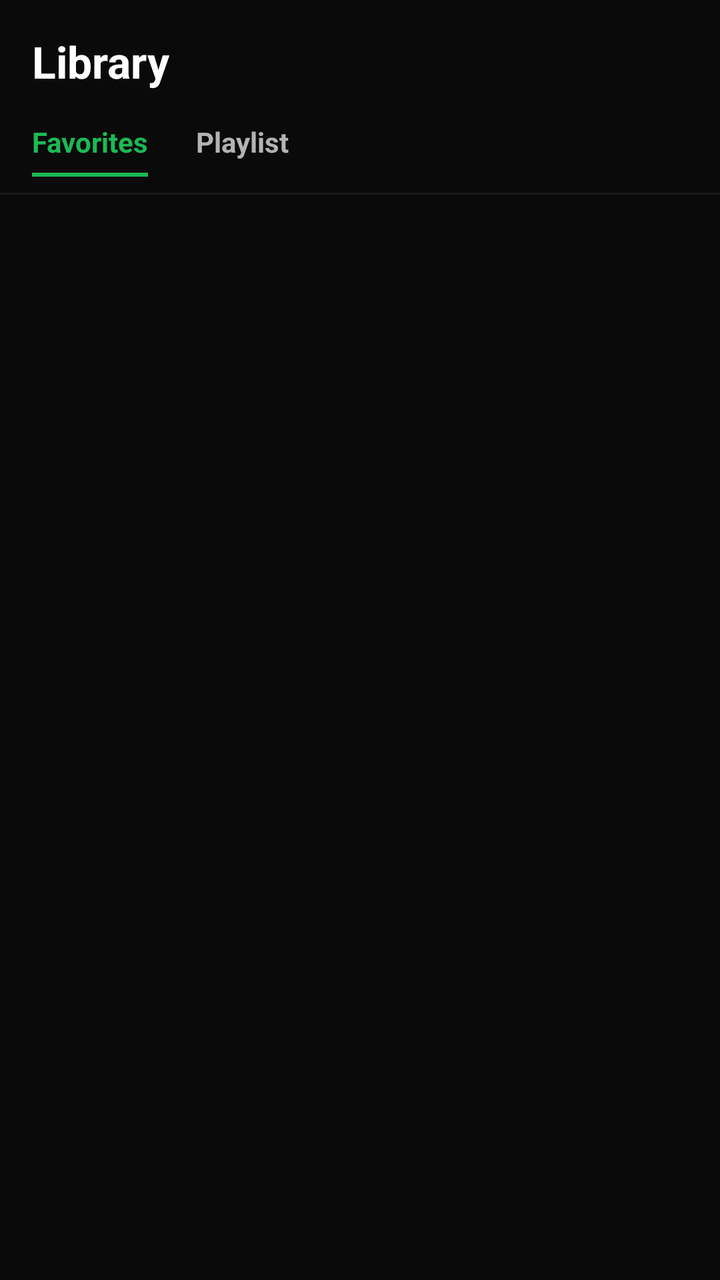
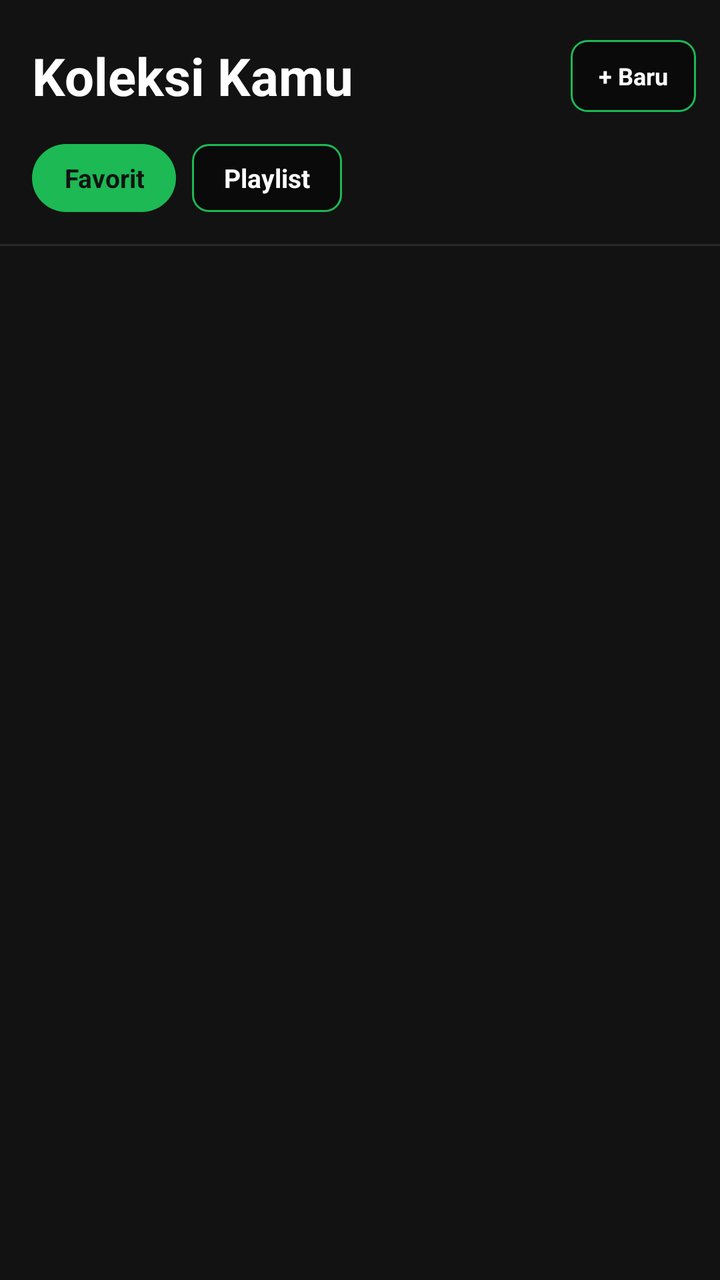

Screens rendered from an Android XML layout before and after an edit, with the pre-edit source and the edit as a unified diff.
<!-- AndroidManifest.xml: application theme AppTheme -->
<!-- res/layout/fragment_library.xml -->
<?xml version="1.0" encoding="utf-8"?>
<LinearLayout xmlns:android="http://schemas.android.com/apk/res/android"
    android:layout_width="match_parent"
    android:layout_height="match_parent"
    android:orientation="vertical"
    android:background="@color/bg">

    <TextView
        android:layout_width="wrap_content"
        android:layout_height="wrap_content"
        android:text="Library"
        android:textSize="22sp"
        android:textStyle="bold"
        android:textColor="@color/text"
        android:padding="16dp"/>

    
    <LinearLayout
        android:layout_width="match_parent"
        android:layout_height="wrap_content"
        android:orientation="horizontal"
        android:paddingStart="16dp"
        android:paddingEnd="16dp"
        android:paddingBottom="8dp">

        <LinearLayout
            android:layout_width="wrap_content"
            android:layout_height="wrap_content"
            android:orientation="vertical"
            android:layout_marginEnd="24dp">
            <TextView
                android:id="@+id/tab_favorites"
                android:layout_width="wrap_content"
                android:layout_height="wrap_content"
                android:text="Favorites"
                android:textSize="14sp"
                android:textStyle="bold"
                android:textColor="@color/green"
                android:paddingBottom="6dp"/>
            <View
                android:id="@+id/tab_indicator_fav"
                android:layout_width="match_parent"
                android:layout_height="2dp"
                android:background="@color/green"/>
        </LinearLayout>

        <LinearLayout
            android:layout_width="wrap_content"
            android:layout_height="wrap_content"
            android:orientation="vertical">
            <TextView
                android:id="@+id/tab_playlists"
                android:layout_width="wrap_content"
                android:layout_height="wrap_content"
                android:text="Playlist"
                android:textSize="14sp"
                android:textStyle="bold"
                android:textColor="@color/text_dim"
                android:paddingBottom="6dp"/>
            <View
                android:id="@+id/tab_indicator_pl"
                android:layout_width="match_parent"
                android:layout_height="2dp"
                android:background="@color/green"
                android:visibility="invisible"/>
        </LinearLayout>

        <View android:layout_width="0dp" android:layout_height="0dp" android:layout_weight="1"/>

        <TextView
            android:id="@+id/btn_new_playlist"
            android:layout_width="wrap_content"
            android:layout_height="36dp"
            android:text="+ Baru"
            android:textSize="12sp"
            android:textStyle="bold"
            android:textColor="@color/bg"
            android:background="@drawable/bg_btn_green"
            android:gravity="center"
            android:paddingStart="14dp"
            android:paddingEnd="14dp"
            android:visibility="gone"/>
    </LinearLayout>

    <View android:layout_width="match_parent" android:layout_height="1dp" android:background="@color/surface2"/>

    <TextView
        android:id="@+id/tv_count"
        android:layout_width="wrap_content"
        android:layout_height="wrap_content"
        android:textSize="11sp"
        android:textColor="@color/text_dim"
        android:paddingStart="16dp"
        android:paddingTop="8dp"
        android:paddingBottom="4dp"/>

    <TextView
        android:id="@+id/tv_empty"
        android:layout_width="match_parent"
        android:layout_height="wrap_content"
        android:gravity="center"
        android:textColor="@color/text_dim"
        android:textSize="14sp"
        android:padding="32dp"
        android:visibility="gone"/>

    <androidx.recyclerview.widget.RecyclerView
        android:id="@+id/rv_content"
        android:layout_width="match_parent"
        android:layout_height="match_parent"/>
</LinearLayout>
<!-- resources referenced by this layout -->
<resources>
  <color name="bg">#0a0a0a</color>
  <color name="green">#1DB954</color>
  <color name="surface2">#1a1a1a</color>
  <color name="text">#FFFFFF</color>
  <color name="text_dim">#B3B3B3</color>
  <!-- drawable bg_btn_green (drawable) -->
  <?xml version="1.0" encoding="utf-8"?>
  <shape xmlns:android="http://schemas.android.com/apk/res/android">
      <solid android:color="#1DB954"/>
      <corners android:radius="20dp"/>
  </shape>
  <style name="AppTheme" parent="Theme.MaterialComponents.DayNight.NoActionBar">
          <item name="colorPrimary">@color/green</item>
          <item name="colorPrimaryDark">@color/bg</item>
          <item name="colorAccent">@color/green</item>
          <item name="android:windowBackground">@color/bg</item>
          <item name="android:statusBarColor">@color/bg</item>
          <item name="android:navigationBarColor">@color/surface</item>
          <item name="android:textColor">@color/text</item>
          <item name="materialAlertDialogTheme">@style/DialogTheme</item>
      </style>
  <color name="surface">#121212</color>
  <style name="DialogTheme" parent="ThemeOverlay.MaterialComponents.MaterialAlertDialog">
          <item name="android:background">@color/surface</item>
          <item name="android:textColor">@color/text</item>
          <item name="colorPrimary">@color/green</item>
      </style>
</resources>

<!-- the commit's change to res/layout/fragment_library.xml (unified diff, before → after) -->
@@ -5,14 +5,40 @@
     android:orientation="vertical"
     android:background="@color/bg">
 
-    <TextView
-        android:layout_width="wrap_content"
+    
+    <LinearLayout
+        android:layout_width="match_parent"
         android:layout_height="wrap_content"
-        android:text="Library"
-        android:textSize="22sp"
-        android:textStyle="bold"
-        android:textColor="@color/text"
-        android:padding="16dp"/>
+        android:orientation="horizontal"
+        android:gravity="center_vertical"
+        android:paddingStart="16dp"
+        android:paddingEnd="12dp"
+        android:paddingTop="20dp"
+        android:paddingBottom="8dp">
+
+        <TextView
+            android:layout_width="0dp"
+            android:layout_height="wrap_content"
+            android:layout_weight="1"
+            android:text="Koleksi Kamu"
+            android:textSize="26sp"
+            android:textStyle="bold"
+            android:textColor="@color/text"/>
+
+        
+        <TextView
+            android:id="@+id/btn_new_playlist"
+            android:layout_width="wrap_content"
+            android:layout_height="36dp"
+            android:text="+ Baru"
+            android:textSize="12sp"
+            android:textStyle="bold"
+            android:textColor="@color/text"
+            android:background="@drawable/bg_btn_outline_green"
+            android:gravity="center"
+            android:paddingStart="14dp"
+            android:paddingEnd="14dp"/>
+    </LinearLayout>
 
     
     <LinearLayout
@@ -21,79 +47,56 @@
         android:orientation="horizontal"
         android:paddingStart="16dp"
         android:paddingEnd="16dp"
-        android:paddingBottom="8dp">
-
-        <LinearLayout
-            android:layout_width="wrap_content"
-            android:layout_height="wrap_content"
-            android:orientation="vertical"
-            android:layout_marginEnd="24dp">
-            <TextView
-                android:id="@+id/tab_favorites"
-                android:layout_width="wrap_content"
-                android:layout_height="wrap_content"
-                android:text="Favorites"
-                android:textSize="14sp"
-                android:textStyle="bold"
-                android:textColor="@color/green"
-                android:paddingBottom="6dp"/>
-            <View
-                android:id="@+id/tab_indicator_fav"
-                android:layout_width="match_parent"
-                android:layout_height="2dp"
-                android:background="@color/green"/>
-        </LinearLayout>
-
-        <LinearLayout
-            android:layout_width="wrap_content"
-            android:layout_height="wrap_content"
-            android:orientation="vertical">
-            <TextView
-                android:id="@+id/tab_playlists"
-                android:layout_width="wrap_content"
-                android:layout_height="wrap_content"
-                android:text="Playlist"
-                android:textSize="14sp"
-                android:textStyle="bold"
-                android:textColor="@color/text_dim"
-                android:paddingBottom="6dp"/>
-            <View
-                android:id="@+id/tab_indicator_pl"
-                android:layout_width="match_parent"
-                android:layout_height="2dp"
-                android:background="@color/green"
-                android:visibility="invisible"/>
-        </LinearLayout>
-
-        <View android:layout_width="0dp" android:layout_height="0dp" android:layout_weight="1"/>
+        android:paddingTop="8dp"
+        android:paddingBottom="4dp">
 
         <TextView
-            android:id="@+id/btn_new_playlist"
+            android:id="@+id/tab_favorites"
             android:layout_width="wrap_content"
-            android:layout_height="36dp"
-            android:text="+ Baru"
-            android:textSize="12sp"
+            android:layout_height="34dp"
+            android:text="Favorit"
+            android:textSize="13sp"
             android:textStyle="bold"
             android:textColor="@color/bg"
             android:background="@drawable/bg_btn_green"
             android:gravity="center"
-            android:paddingStart="14dp"
-            android:paddingEnd="14dp"
-            android:visibility="gone"/>
+            android:paddingStart="16dp"
+            android:paddingEnd="16dp"
+            android:layout_marginEnd="8dp"/>
+
+        <TextView
+            android:id="@+id/tab_playlists"
+            android:layout_width="wrap_content"
+            android:layout_height="34dp"
+            android:text="Playlist"
+            android:textSize="13sp"
+            android:textStyle="bold"
+            android:textColor="@color/text"
+            android:background="@drawable/bg_btn_outline_green"
+            android:gravity="center"
+            android:paddingStart="16dp"
+            android:paddingEnd="16dp"/>
     </LinearLayout>
 
-    <View android:layout_width="match_parent" android:layout_height="1dp" android:background="@color/surface2"/>
+    
+    <View
+        android:layout_width="match_parent"
+        android:layout_height="1dp"
+        android:background="@color/surface"
+        android:layout_marginTop="12dp"/>
 
+    
     <TextView
         android:id="@+id/tv_count"
         android:layout_width="wrap_content"
         android:layout_height="wrap_content"
-        android:textSize="11sp"
+        android:textSize="12sp"
         android:textColor="@color/text_dim"
         android:paddingStart="16dp"
-        android:paddingTop="8dp"
-        android:paddingBottom="4dp"/>
+        android:paddingTop="10dp"
+        android:paddingBottom="6dp"/>
 
+    
     <TextView
         android:id="@+id/tv_empty"
         android:layout_width="match_parent"
@@ -104,8 +107,10 @@
         android:padding="32dp"
         android:visibility="gone"/>
 
+    
     <androidx.recyclerview.widget.RecyclerView
         android:id="@+id/rv_content"
         android:layout_width="match_parent"
         android:layout_height="match_parent"/>
+
 </LinearLayout>
<!-- resource entries referenced after the edit -->
@@ -1,8 +1,7 @@
 <!-- resources referenced by this layout -->
 <resources>
-  <color name="bg">#0a0a0a</color>
+  <color name="bg">#121212</color>
   <color name="green">#1DB954</color>
-  <color name="surface2">#1a1a1a</color>
   <color name="text">#FFFFFF</color>
   <color name="text_dim">#B3B3B3</color>
   <!-- drawable bg_btn_green (drawable) -->
@@ -10,6 +9,13 @@
   <shape xmlns:android="http://schemas.android.com/apk/res/android">
       <solid android:color="#1DB954"/>
       <corners android:radius="20dp"/>
+  </shape>
+  <!-- drawable bg_btn_outline_green (drawable) -->
+  <?xml version="1.0" encoding="utf-8"?>
+  <shape xmlns:android="http://schemas.android.com/apk/res/android">
+      <solid android:color="#0a0a0a"/>
+      <stroke android:width="1dp" android:color="#1DB954"/>
+      <corners android:radius="8dp"/>
   </shape>
   <style name="AppTheme" parent="Theme.MaterialComponents.DayNight.NoActionBar">
           <item name="colorPrimary">@color/green</item>
@@ -21,7 +27,7 @@
           <item name="android:textColor">@color/text</item>
           <item name="materialAlertDialogTheme">@style/DialogTheme</item>
       </style>
-  <color name="surface">#121212</color>
+  <color name="surface">#282828</color>
   <style name="DialogTheme" parent="ThemeOverlay.MaterialComponents.MaterialAlertDialog">
           <item name="android:background">@color/surface</item>
           <item name="android:textColor">@color/text</item>
